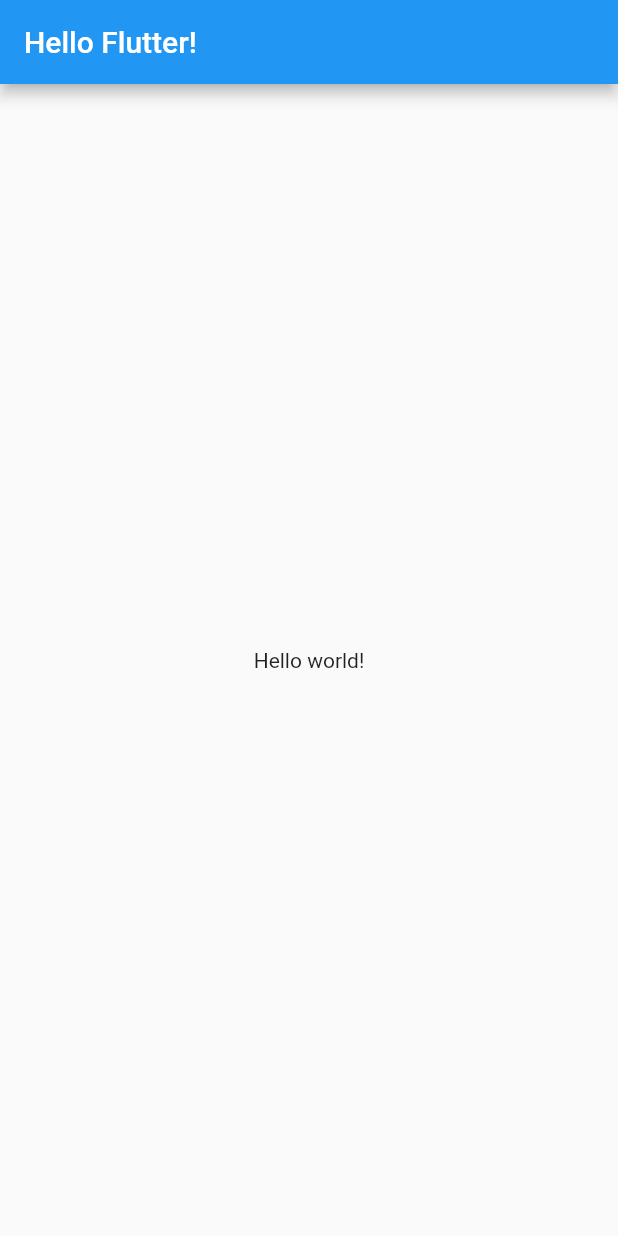
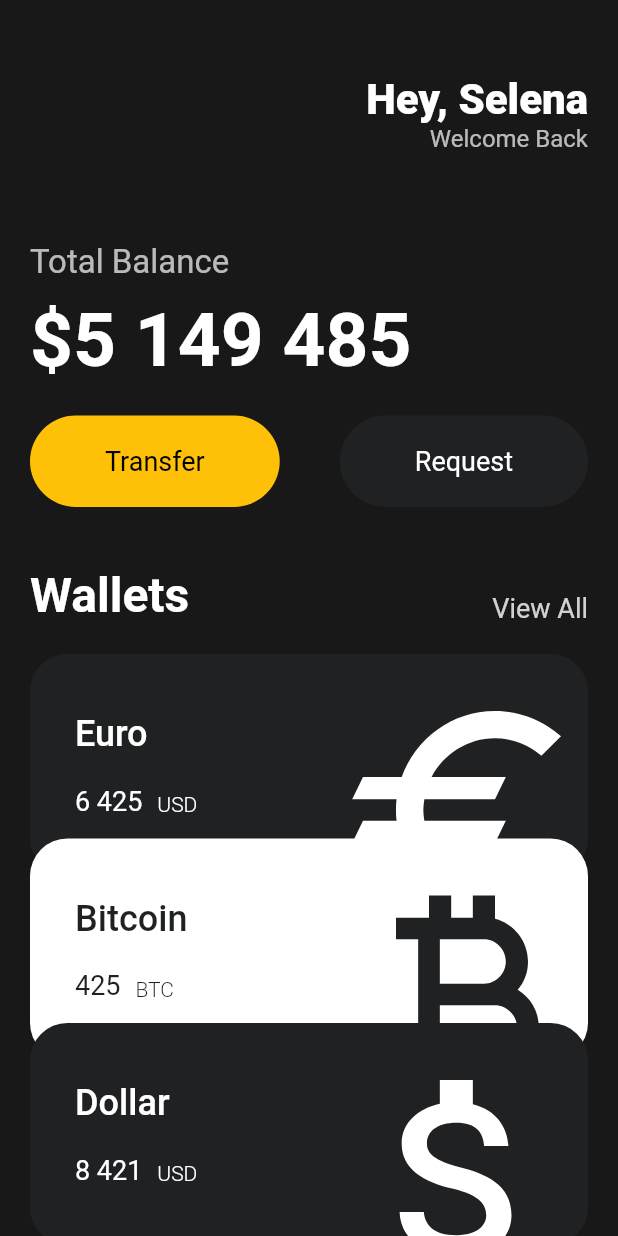
Before and after one commit to cskim9410/flutter-basic, a Flutter app: the screen it shows after launch, on a phone screen of 412 x 824 dp. Run offline on Flutter 3.47's test engine with Material 2 defaults, Android fonts, the phone set to English and light mode, and no system bars.

Commit message:
Update: UI 구현

```diff
--- a/lib/main.dart
+++ b/lib/main.dart
@@ -1,19 +1,145 @@
 import 'package:flutter/material.dart';
+import 'package:flutter_basic/widgets/button.dart';
+import 'package:flutter_basic/widgets/card.dart';
 
 void main() {
-  runApp(App());
+  runApp(const App());
 }
 
 class App extends StatelessWidget {
+  const App({super.key});
+
   @override
   Widget build(BuildContext context) {
     return MaterialApp(
       home: Scaffold(
-        appBar: AppBar(
-          title: Text('Hello Flutter!'),
-        ),
-        body: Center(
-          child: Text('Hello world!'),
+        backgroundColor: const Color(0xFF181818),
+        body: Padding(
+          padding: const EdgeInsets.symmetric(horizontal: 20),
+          child: Column(
+            crossAxisAlignment: CrossAxisAlignment.start,
+            children: [
+              const SizedBox(
+                height: 50,
+              ),
+              Row(
+                mainAxisAlignment: MainAxisAlignment.end,
+                children: [
+                  Column(
+                    crossAxisAlignment: CrossAxisAlignment.end,
+                    children: [
+                      const Text(
+                        'Hey, Selena',
+                        style: TextStyle(
+                            color: Colors.white,
+                            fontSize: 28,
+                            fontWeight: FontWeight.w800),
+                      ),
+                      Text(
+                        'Welcome Back',
+                        style: TextStyle(
+                          color: Colors.white.withOpacity(0.7),
+                          fontSize: 16,
+                        ),
+                      )
+                    ],
+                  ),
+                ],
+              ),
+              const SizedBox(
+                height: 60,
+              ),
+              Text(
+                'Total Balance',
+                style: TextStyle(
+                  color: Colors.white.withOpacity(0.7),
+                  fontSize: 22,
+                ),
+              ),
+              const SizedBox(
+                height: 10,
+              ),
+              const Text(
+                '\$5 149 485',
+                style: TextStyle(
+                    color: Colors.white,
+                    fontSize: 50,
+                    fontWeight: FontWeight.w700),
+              ),
+              const SizedBox(
+                height: 20,
+              ),
+              Row(
+                mainAxisAlignment: MainAxisAlignment.spaceBetween,
+                children: const [
+                  Button(
+                    text: 'Transfer',
+                    bgColor: Colors.amber,
+                    textColor: Colors.black,
+                  ),
+                  Button(
+                    text: 'Request',
+                    bgColor: Color(0xFF1F2123),
+                    textColor: Colors.white,
+                  ),
+                ],
+              ),
+              const SizedBox(
+                height: 40,
+              ),
+              Row(
+                mainAxisAlignment: MainAxisAlignment.spaceBetween,
+                crossAxisAlignment: CrossAxisAlignment.end,
+                children: [
+                  const Text(
+                    'Wallets',
+                    style: TextStyle(
+                      fontSize: 32,
+                      color: Colors.white,
+                      fontWeight: FontWeight.w700,
+                    ),
+                  ),
+                  Text(
+                    'View All',
+                    style: TextStyle(
+                      fontSize: 18,
+                      color: Colors.white.withOpacity(0.8),
+                    ),
+                  ),
+                ],
+              ),
+              const SizedBox(
+                height: 20,
+              ),
+              CurrencyCard(
+                icon: Icons.euro,
+                money: 'Euro',
+                unit: 'USD',
+                amount: '6 425',
+                isInverted: false,
+              ),
+              Transform.translate(
+                offset: const Offset(0, -25),
+                child: CurrencyCard(
+                  icon: Icons.currency_bitcoin,
+                  money: 'Bitcoin',
+                  unit: 'BTC',
+                  amount: '425',
+                  isInverted: true,
+                ),
+              ),
+              Transform.translate(
+                offset: const Offset(0, -50),
+                child: CurrencyCard(
+                  icon: Icons.attach_money,
+                  money: 'Dollar',
+                  unit: 'USD',
+                  amount: '8 421',
+                  isInverted: false,
+                ),
+              ),
+            ],
+          ),
         ),
       ),
     );
--- /dev/null
+++ b/lib/widgets/button.dart
@@ -0,0 +1,37 @@
+import 'package:flutter/material.dart';
+
+class Button extends StatelessWidget {
+  final String text;
+  final Color bgColor;
+  final Color textColor;
+
+  const Button({
+    super.key,
+    required this.text,
+    required this.bgColor,
+    required this.textColor,
+  });
+
+  @override
+  Widget build(BuildContext context) {
+    return Container(
+      decoration: BoxDecoration(
+        color: bgColor,
+        borderRadius: BorderRadius.circular(45),
+      ),
+      child: Padding(
+        padding: const EdgeInsets.symmetric(
+          vertical: 20,
+          horizontal: 50,
+        ),
+        child: Text(
+          text,
+          style: TextStyle(
+            fontSize: 18,
+            color: textColor,
+          ),
+        ),
+      ),
+    );
+  }
+}
--- /dev/null
+++ b/lib/widgets/card.dart
@@ -0,0 +1,88 @@
+import 'package:flutter/material.dart';
+
+class CurrencyCard extends StatelessWidget {
+  final IconData icon;
+  final String money;
+  final String unit;
+  final String amount;
+  final bool isInverted;
+
+  Color darkColor = const Color(0xFF1F2123);
+
+  CurrencyCard({
+    super.key,
+    required this.icon,
+    required this.money,
+    required this.unit,
+    required this.amount,
+    required this.isInverted,
+  });
+
+  @override
+  Widget build(BuildContext context) {
+    return Container(
+      clipBehavior: Clip.hardEdge,
+      decoration: BoxDecoration(
+          color: isInverted ? Colors.white : darkColor,
+          borderRadius: BorderRadius.circular(25)),
+      child: Padding(
+        padding: const EdgeInsets.all(30),
+        child: Row(
+          mainAxisAlignment: MainAxisAlignment.spaceBetween,
+          children: [
+            Column(
+              crossAxisAlignment: CrossAxisAlignment.start,
+              children: [
+                Text(
+                  money,
+                  style: TextStyle(
+                    color: isInverted ? darkColor : Colors.white,
+                    fontSize: 24,
+                    fontWeight: FontWeight.w500,
+                  ),
+                ),
+                const SizedBox(
+                  height: 20,
+                ),
+                Row(
+                  crossAxisAlignment: CrossAxisAlignment.end,
+                  children: [
+                    Text(
+                      amount,
+                      style: TextStyle(
+                        color: isInverted ? darkColor : Colors.white,
+                        fontSize: 18,
+                      ),
+                    ),
+                    const SizedBox(
+                      width: 10,
+                    ),
+                    Text(
+                      unit,
+                      style: TextStyle(
+                        color: isInverted ? darkColor : Colors.white,
+                        fontSize: 14,
+                        fontWeight: FontWeight.w300,
+                      ),
+                    ),
+                  ],
+                ),
+              ],
+            ),
+            Transform.scale(
+              scale: 2,
+              child: Transform.translate(
+                offset: const Offset(-5, 15),
+                child: Icon(
+                  icon,
+                  color: isInverted ? darkColor : Colors.white,
+                  size: 88,
+                ),
+              ),
+            ),
+          ],
+        ),
+      ),
+    );
+  }
+}
```
